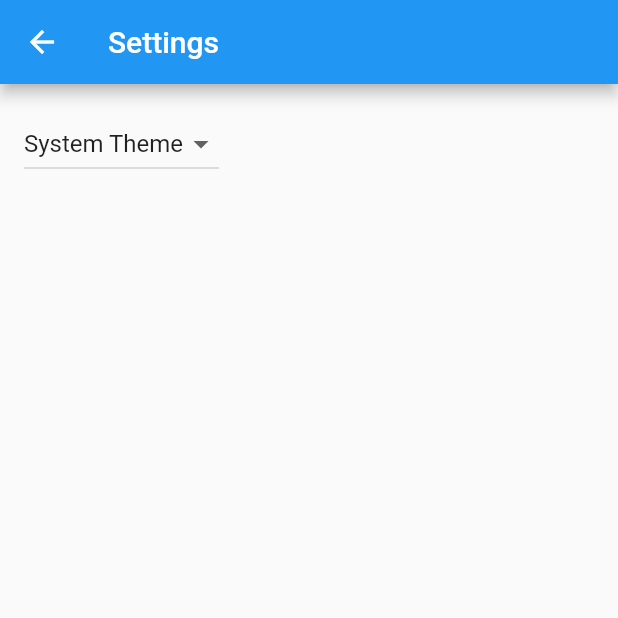
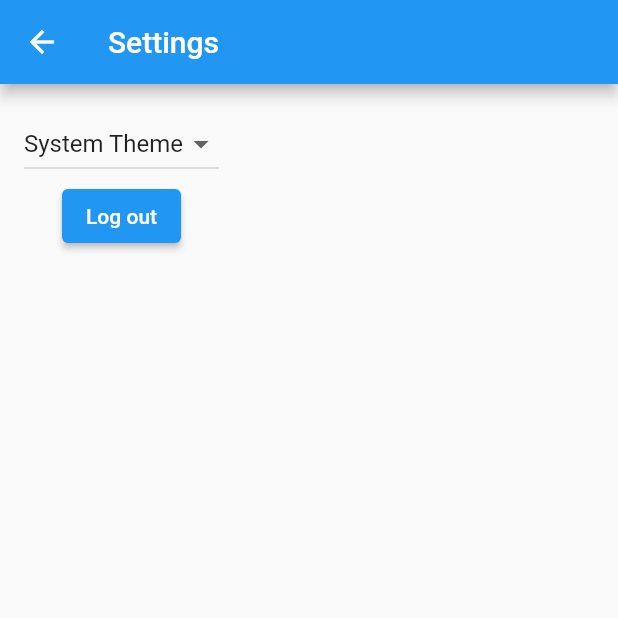
Before and after one commit to Garius6/kirgu_employee, a Flutter app: the SettingsView screen opened by its route, on a phone screen of 412 x 824 dp, the top half of it. Run offline on Flutter 3.47's test engine with Material 2 defaults, Android fonts, the phone set to English and light mode, and no system bars; our stand-ins replace dio, flutter_riverpod, riverpod_annotation, table_calendar; missing offline and left inert: jaguar_jwt; generated files the repository leaves out were written again.

Commit message:
Added settings. Added logout button

```diff
--- a/lib/src/settings/settings_view.dart
+++ b/lib/src/settings/settings_view.dart
@@ -1,4 +1,5 @@
 import 'package:flutter/material.dart';
+import 'package:kirgu_employee/src/user/user_sign_in_view.dart';
 
 import 'settings_controller.dart';
 
@@ -25,7 +26,9 @@ class SettingsView extends StatelessWidget {
         //
         // When a user selects a theme from the dropdown list, the
         // SettingsController is updated, which rebuilds the MaterialApp.
-        child: DropdownButton<ThemeMode>(
+        child: Column(
+          children: [
+            DropdownButton<ThemeMode>(
               // Read the selected themeMode from the controller
               value: controller.themeMode,
               // Call the updateThemeMode method any time the user selects a theme.
@@ -45,6 +48,17 @@ class SettingsView extends StatelessWidget {
                 )
               ],
             ),
+            ElevatedButton(
+              onPressed: () {
+                Navigator.of(context).pushAndRemoveUntil(
+                  MaterialPageRoute(builder: (context) => const SignInView()),
+                  (_) => false,
+                );
+              },
+              child: const Text("Log out"),
+            ),
+          ],
+        ),
       ),
     );
   }
```
Also changed, not shown: lib/src/user/user_provider.dart (+7 -0 lines), lib/src/wta_event/wta_event_list.dart (+8 -0 lines). Lines whose indentation alone changed are shown as unchanged.
